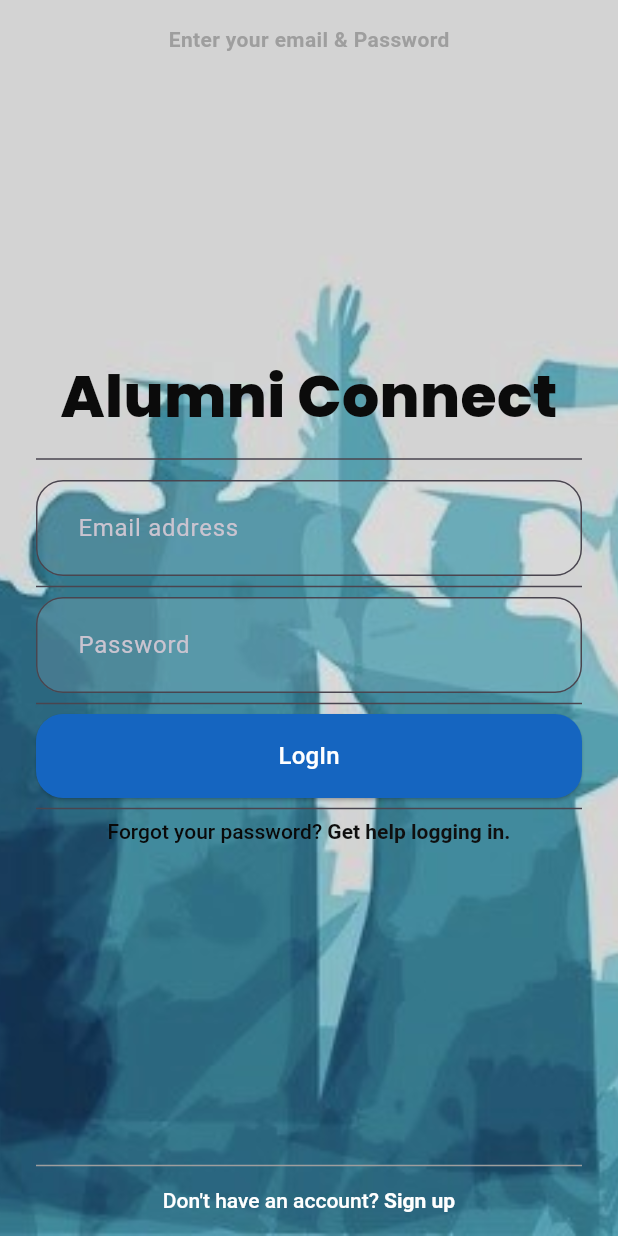
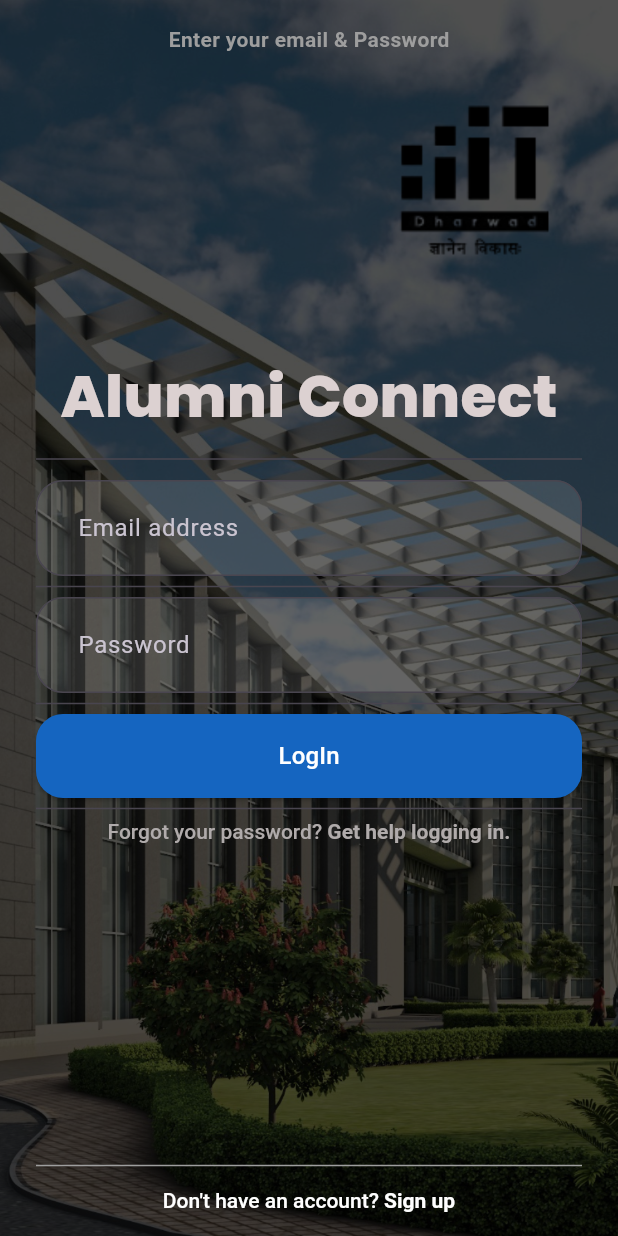
Before and after one commit to NVJKKartik/Alumni_connect, a Flutter app: the screen it shows after launch, on a phone screen of 412 x 824 dp. Run offline on Flutter 3.47's test engine with Material 3 defaults, Android fonts, the phone set to English and light mode, and no system bars; our stand-ins replace cloud_firestore, file_picker, firebase_auth, firebase_core, firebase_storage, flutter_rating_bar and 3 more; accounts and stored records are empty; generated files the repository leaves out were written again.

Commit message:
sign-in page and home page ui

```diff
--- a/lib/main.dart
+++ b/lib/main.dart
@@ -1,4 +1,3 @@
-import 'package:flutter/material.dart';
 import 'package:alumni_connect/constants/routes.dart';
 import 'package:alumni_connect/pages/add_post/add_post_page.dart';
 import 'package:alumni_connect/pages/add_post/create_gig_page.dart';
@@ -12,6 +11,7 @@
 import 'package:alumni_connect/pages/root_page.dart';
 import 'package:alumni_connect/pages/serach/search_page.dart';
 import 'package:alumni_connect/services/auth/auth_service.dart';
+import 'package:flutter/material.dart';
 
 void main() async {
   WidgetsFlutterBinding.ensureInitialized();
--- a/lib/pages/authentication/login_page.dart
+++ b/lib/pages/authentication/login_page.dart
@@ -35,12 +35,12 @@
   @override
   Widget build(BuildContext context) {
     return Scaffold(
-      resizeToAvoidBottomInset: false,
+      resizeToAvoidBottomInset: true,
       body: Container(
         decoration: const BoxDecoration(
           image: DecorationImage(
             image: AssetImage(
-                "assets/images/graduation.jpg"), // Replace with your image asset
+                "assets/images/graduation_background.png"), // Replace with your image asset
             fit: BoxFit.cover,
           ),
         ),
@@ -64,7 +64,7 @@
                       'Alumni Connect',
                       style: GoogleFonts.poppins(
                         fontSize: 39.0,
-                        color: const Color.fromARGB(255, 11, 11, 11),
+                        color: Color.fromARGB(255, 220, 209, 209),
                         fontWeight: FontWeight.w800,
                       ),
                       textAlign: TextAlign.start,
@@ -136,14 +136,14 @@
                         text: 'Forgot your password? ',
                         style: const TextStyle(
                           fontSize: 14,
-                          color: Color.fromARGB(255, 9, 9, 9),
+                          color: Color.fromARGB(255, 176, 171, 171),
                           fontWeight: FontWeight.w500,
                         ),
                         children: [
                           TextSpan(
                             text: 'Get help logging in.',
                             style: const TextStyle(
-                              color: Color.fromARGB(255, 15, 15, 15),
+                              color: Color.fromARGB(255, 176, 171, 171),
                               fontWeight: FontWeight.w700,
                             ),
                             recognizer: TapGestureRecognizer()
--- a/lib/pages/authentication/signup_page.dart
+++ b/lib/pages/authentication/signup_page.dart
@@ -32,8 +32,7 @@
   @override
   Widget build(BuildContext context) {
     return Scaffold(
-      resizeToAvoidBottomInset: false,
-      backgroundColor: Colors.black,
+      resizeToAvoidBottomInset: true,
       body: SafeArea(
         child: Padding(
           padding: const EdgeInsets.symmetric(horizontal: 24, vertical: 16),
--- a/lib/pages/chat/chat_page.dart
+++ b/lib/pages/chat/chat_page.dart
@@ -27,6 +27,7 @@
             if (snapshot.hasData) {
               final user = snapshot.data as CloudUser;
               return Scaffold(
+                resizeToAvoidBottomInset: true,
                 backgroundColor: Colors.black,
                 appBar: AppBar(
                   backgroundColor: Colors.black,
```
Also changed, not shown: assets/images/graduation.jpg (deleted), assets/images/graduation_background.png (added), assets/images/graduation_bg.png (added).
